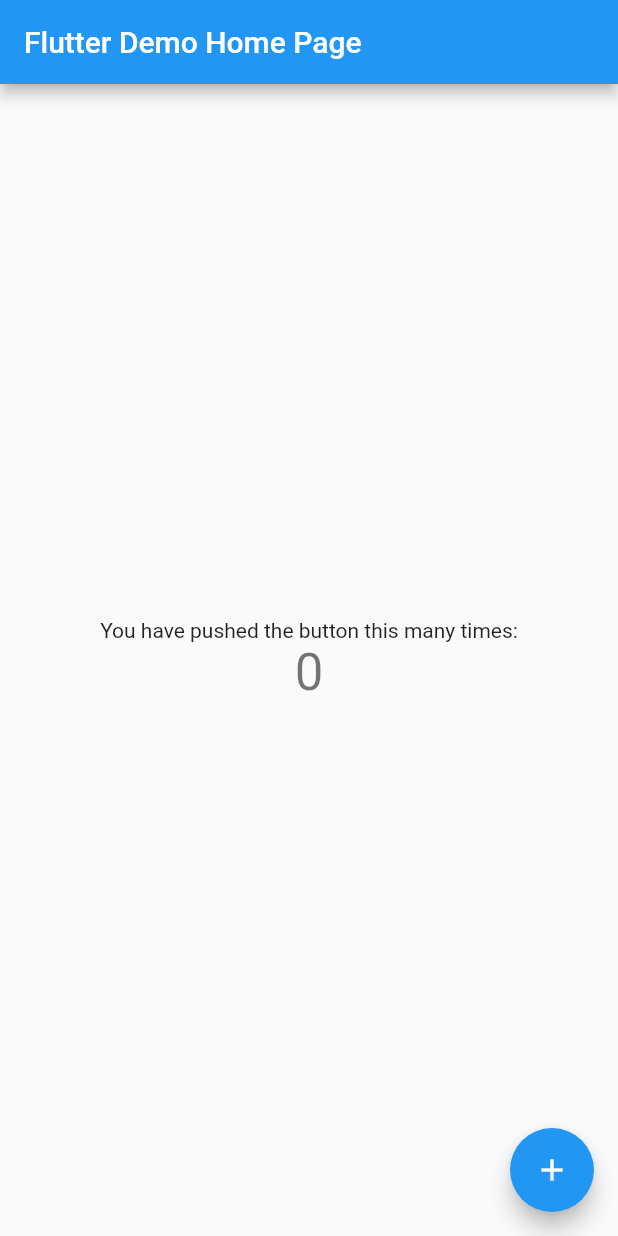
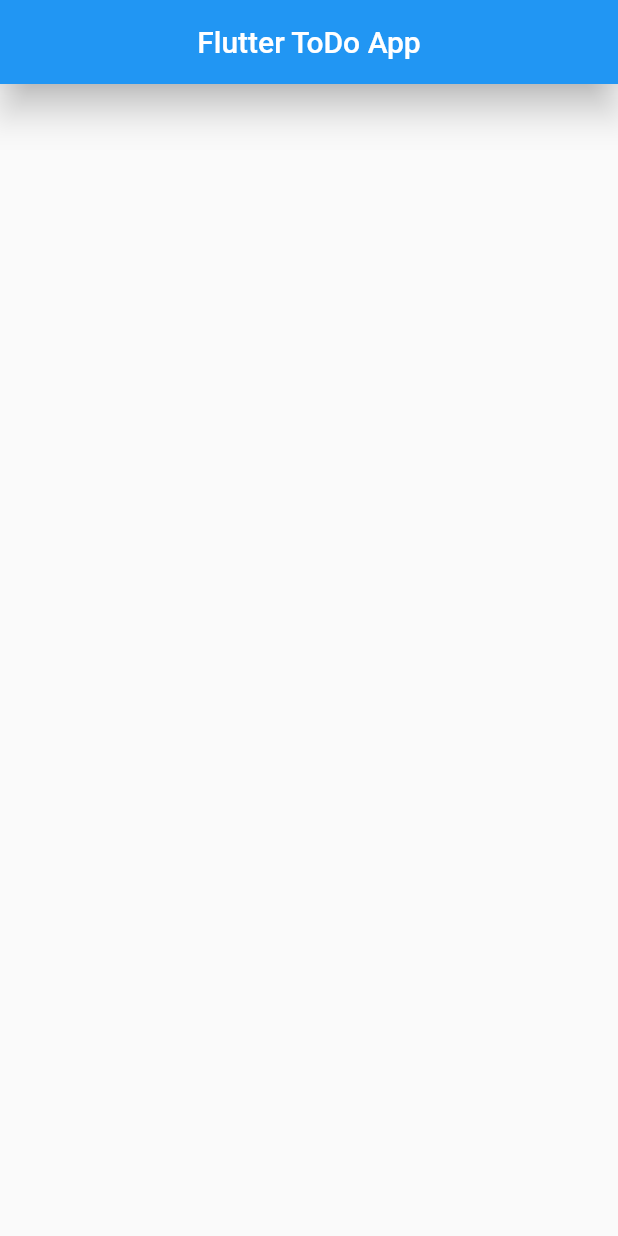
Before and after one commit to akathecoder/Flutter-ToDo-App, a Flutter app: the screen it shows after launch, on a phone screen of 412 x 824 dp. Run offline on Flutter 3.47's test engine with Material 2 defaults, Android fonts, the phone set to English and light mode, and no system bars.

Commit message:
Cleaned Main File

```diff
--- a/lib/main.dart
+++ b/lib/main.dart
@@ -1,4 +1,5 @@
 import 'package:flutter/material.dart';
+import 'package:flutter_todo_app/my_homepage.dart';
 
 void main() {
   runApp(const MyApp());
@@ -7,109 +8,15 @@ void main() {
 class MyApp extends StatelessWidget {
   const MyApp({Key? key}) : super(key: key);
 
-  // This widget is the root of your application.
   @override
   Widget build(BuildContext context) {
     return MaterialApp(
-      title: 'Flutter Demo',
+      title: 'Flutter ToDo App',
+      debugShowCheckedModeBanner: false,
       theme: ThemeData(
-        // This is the theme of your application.
-        //
-        // Try running your application with "flutter run". You'll see the
-        // application has a blue toolbar. Then, without quitting the app, try
-        // changing the primarySwatch below to Colors.green and then invoke
-        // "hot reload" (press "r" in the console where you ran "flutter run",
-        // or simply save your changes to "hot reload" in a Flutter IDE).
-        // Notice that the counter didn't reset back to zero; the application
-        // is not restarted.
         primarySwatch: Colors.blue,
       ),
-      home: const MyHomePage(title: 'Flutter Demo Home Page'),
+      home: const MyHomePage(title: 'Flutter ToDo App'),
     );
   }
 }
-
-class MyHomePage extends StatefulWidget {
-  const MyHomePage({Key? key, required this.title}) : super(key: key);
-
-  // This widget is the home page of your application. It is stateful, meaning
-  // that it has a State object (defined below) that contains fields that affect
-  // how it looks.
-
-  // This class is the configuration for the state. It holds the values (in this
-  // case the title) provided by the parent (in this case the App widget) and
-  // used by the build method of the State. Fields in a Widget subclass are
-  // always marked "final".
-
-  final String title;
-
-  @override
-  State<MyHomePage> createState() => _MyHomePageState();
-}
-
-class _MyHomePageState extends State<MyHomePage> {
-  int _counter = 0;
-
-  void _incrementCounter() {
-    setState(() {
-      // This call to setState tells the Flutter framework that something has
-      // changed in this State, which causes it to rerun the build method below
-      // so that the display can reflect the updated values. If we changed
-      // _counter without calling setState(), then the build method would not be
-      // called again, and so nothing would appear to happen.
-      _counter++;
-    });
-  }
-
-  @override
-  Widget build(BuildContext context) {
-    // This method is rerun every time setState is called, for instance as done
-    // by the _incrementCounter method above.
-    //
-    // The Flutter framework has been optimized to make rerunning build methods
-    // fast, so that you can just rebuild anything that needs updating rather
-    // than having to individually change instances of widgets.
-    return Scaffold(
-      appBar: AppBar(
-        // Here we take the value from the MyHomePage object that was created by
-        // the App.build method, and use it to set our appbar title.
-        title: Text(widget.title),
-      ),
-      body: Center(
-        // Center is a layout widget. It takes a single child and positions it
-        // in the middle of the parent.
-        child: Column(
-          // Column is also a layout widget. It takes a list of children and
-          // arranges them vertically. By default, it sizes itself to fit its
-          // children horizontally, and tries to be as tall as its parent.
-          //
-          // Invoke "debug painting" (press "p" in the console, choose the
-          // "Toggle Debug Paint" action from the Flutter Inspector in Android
-          // Studio, or the "Toggle Debug Paint" command in Visual Studio Code)
-          // to see the wireframe for each widget.
-          //
-          // Column has various properties to control how it sizes itself and
-          // how it positions its children. Here we use mainAxisAlignment to
-          // center the children vertically; the main axis here is the vertical
-          // axis because Columns are vertical (the cross axis would be
-          // horizontal).
-          mainAxisAlignment: MainAxisAlignment.center,
-          children: <Widget>[
-            const Text(
-              'You have pushed the button this many times:',
-            ),
-            Text(
-              '$_counter',
-              style: Theme.of(context).textTheme.headline4,
-            ),
-          ],
-        ),
-      ),
-      floatingActionButton: FloatingActionButton(
-        onPressed: _incrementCounter,
-        tooltip: 'Increment',
-        child: const Icon(Icons.add),
-      ), // This trailing comma makes auto-formatting nicer for build methods.
-    );
-  }
-}
--- /dev/null
+++ b/lib/my_homepage.dart
@@ -0,0 +1,23 @@
+import 'package:flutter/material.dart';
+
+class MyHomePage extends StatefulWidget {
+  const MyHomePage({super.key, required this.title});
+
+  final String title;
+
+  @override
+  State<MyHomePage> createState() => _MyHomePageState();
+}
+
+class _MyHomePageState extends State<MyHomePage> {
+  @override
+  Widget build(BuildContext context) {
+    return Scaffold(
+      appBar: AppBar(
+        title: Text(widget.title),
+        centerTitle: true,
+        elevation: 10,
+      ),
+    );
+  }
+}
```
